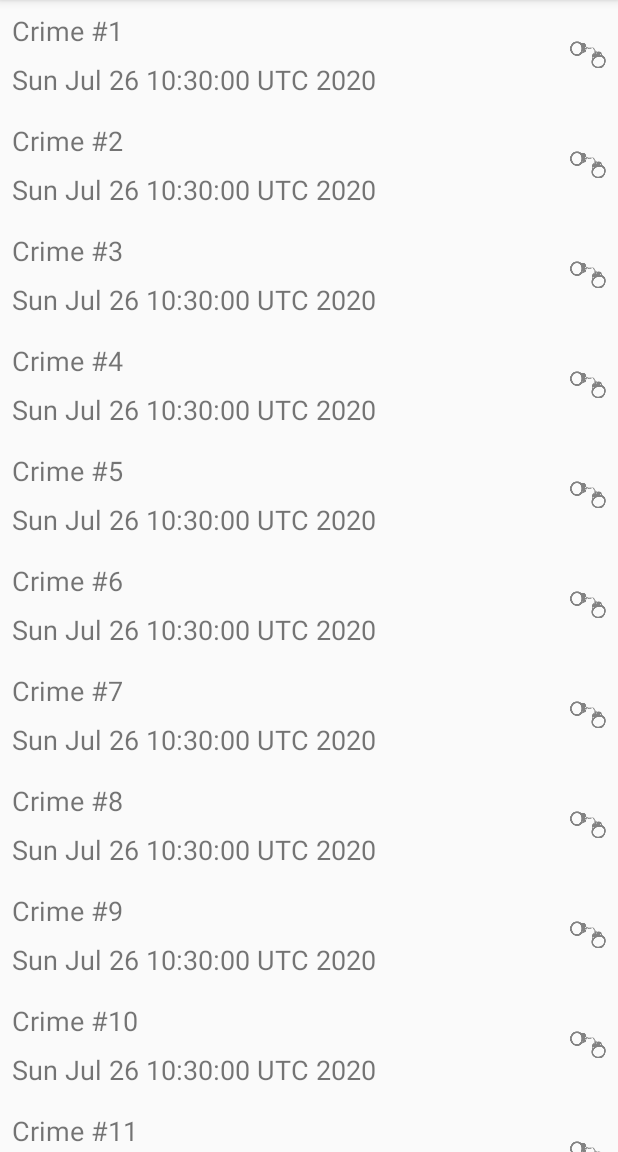
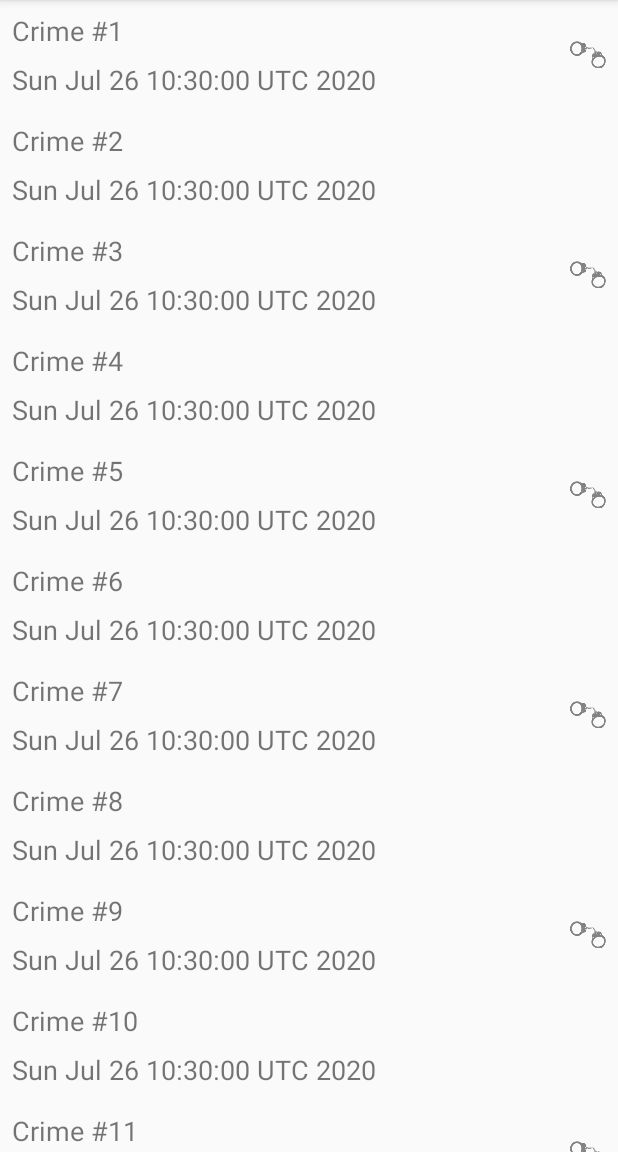
Before and after one commit to One313/CriminalIntent, an Android app: the screen it shows after launch (CrimeListActivity), on a phone screen of 412 x 824 dp, the part 84-1236 px from its top. Run offline under Robolectric (Android 15) with nearby library versions, the phone set to English and light mode, and no system bars.

Commit message:
1. Set visibility of image view solved at list_row_crime.xml in CrimeListFragment.java.

```diff
--- a/app/src/main/java/com/example/criminalintent/controller/fragment/CrimeListFragment.java
+++ b/app/src/main/java/com/example/criminalintent/controller/fragment/CrimeListFragment.java
@@ -4,14 +4,13 @@ import android.os.Bundle;
 
 import androidx.annotation.NonNull;
 import androidx.fragment.app.Fragment;
-import androidx.recyclerview.widget.GridLayoutManager;
 import androidx.recyclerview.widget.LinearLayoutManager;
 import androidx.recyclerview.widget.RecyclerView;
 
 import android.view.LayoutInflater;
 import android.view.View;
 import android.view.ViewGroup;
-import android.widget.LinearLayout;
+import android.widget.ImageView;
 import android.widget.TextView;
 
 import com.example.criminalintent.R;
@@ -73,17 +72,20 @@ public class CrimeListFragment extends Fragment {
 
         private TextView mTextViewTitle;
         private TextView mTextViewDate;
+        private ImageView mImageViewSolved;
 
         public CrimeHolder(@NonNull View itemView) {
             super(itemView);
 
             mTextViewTitle = itemView.findViewById(R.id.text_view_title_list_row);
             mTextViewDate = itemView.findViewById(R.id.text_view_date_list_row);
+            mImageViewSolved = itemView.findViewById(R.id.image_view_solved_list_row);
         }
 
         public void bindCrime(Crime crime) {
             mTextViewTitle.setText(crime.getTitle());
             mTextViewDate.setText(crime.getDate().toString());
+            mImageViewSolved.setVisibility(crime.isSolved() ? View.VISIBLE : View.INVISIBLE);
         }
     }
 
--- a/app/src/main/res/layout/list_row_crime.xml
+++ b/app/src/main/res/layout/list_row_crime.xml
@@ -8,7 +8,7 @@
 
 
     <ImageView
-        android:id="@+id/image_view_solved"
+        android:id="@+id/image_view_solved_list_row"
         android:layout_width="wrap_content"
         android:layout_height="wrap_content"
         android:layout_alignParentEnd="true"
@@ -23,7 +23,7 @@
         android:id="@+id/text_view_title_list_row"
         android:layout_width="match_parent"
         android:layout_height="wrap_content"
-        android:layout_toStartOf="@id/image_view_solved"
+        android:layout_toStartOf="@id/image_view_solved_list_row"
         android:textSize="18sp"
         tools:text="title" />
 
@@ -33,7 +33,7 @@
         android:layout_height="wrap_content"
         android:layout_below="@id/text_view_title_list_row"
         android:layout_marginTop="8dp"
-        android:layout_toStartOf="@id/image_view_solved"
+        android:layout_toStartOf="@id/image_view_solved_list_row"
         android:textSize="18sp"
         tools:text="date" />
 </RelativeLayout>
```
